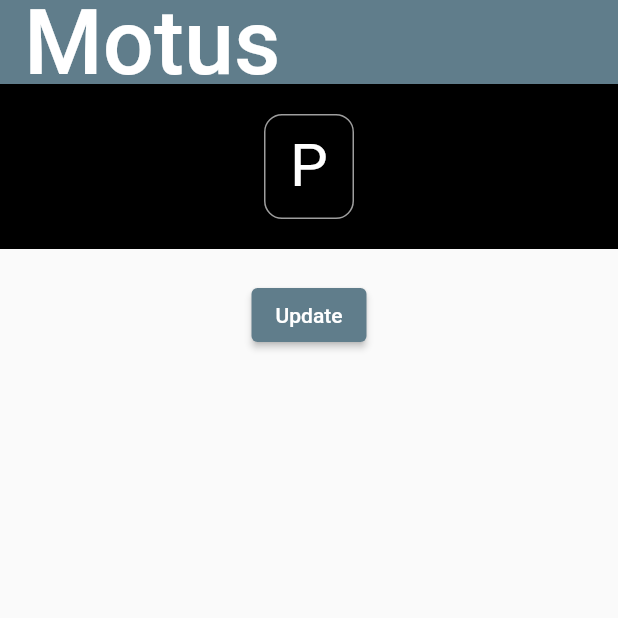
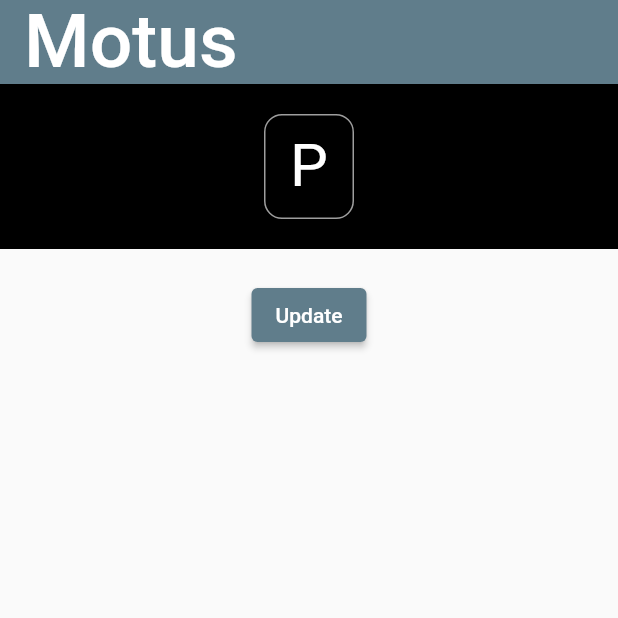
Before and after one commit to jdemorcy/motus, a Flutter app: the screen it shows after launch, on a phone screen of 412 x 824 dp, the top half of it. Run offline on Flutter 3.47's test engine with Material 2 defaults, Android fonts, the phone set to English and light mode, and no system bars.

Commit message:
Size of the title has been adapted

```diff
--- a/lib/main.dart
+++ b/lib/main.dart
@@ -50,7 +50,7 @@ class _MyHomePageState extends State<MyHomePage> {
         title: Text(
             widget.title,
           style: const TextStyle(
-            fontSize: 60.0,
+            fontSize: 50.0,
           ),
         ),
         elevation: 0.0,
```
